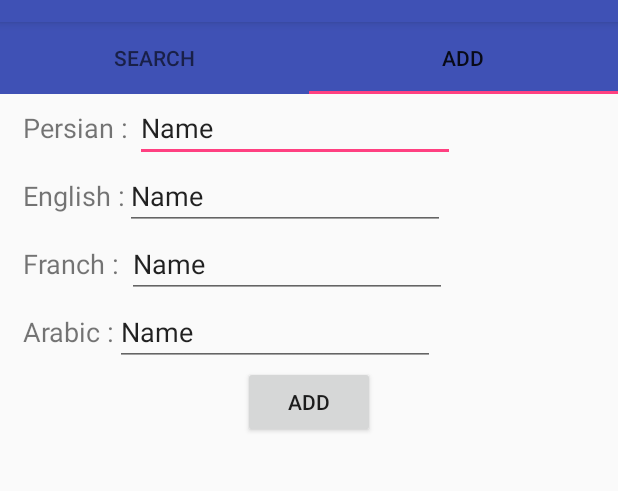
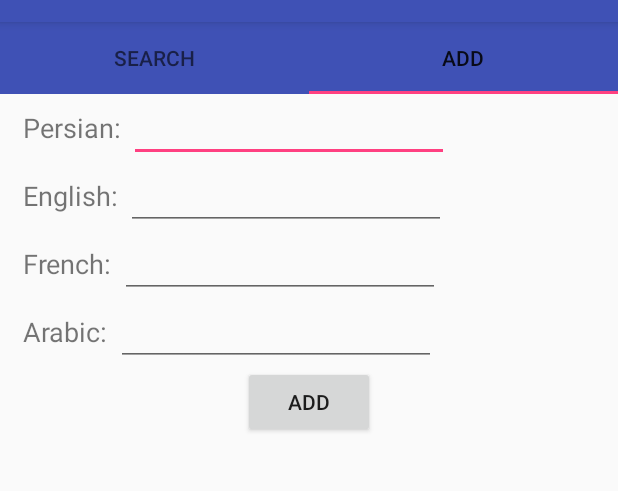
Before and after one commit to MasoudBNJ/android-dictionary-zm, an Android app: the screen it shows after launch (MainActivity), tab 2 chosen, on a phone screen of 412 x 824 dp, the part 62-553 px from its top. Run offline under Robolectric (Android 15) with nearby library versions, the phone set to English and light mode, and no system bars.

Commit message:
add recyclerview and word class

```diff
--- a/app/src/main/java/org/maktab/masoudbn/dictionary/SearchFragment.java
+++ b/app/src/main/java/org/maktab/masoudbn/dictionary/SearchFragment.java
@@ -3,6 +3,7 @@ package org.maktab.masoudbn.dictionary;
 
 import android.os.Bundle;
 import android.support.v4.app.Fragment;
+import android.support.v4.app.FragmentManager;
 import android.support.v7.widget.RecyclerView;
 import android.view.LayoutInflater;
 import android.view.View;
@@ -14,7 +15,7 @@ import android.view.ViewGroup;
  */
 public class SearchFragment extends Fragment {
         private RecyclerView recyclerView;
-
+    FragmentManager fragmentManager;
     public SearchFragment() {
         // Required empty public constructor
     }
@@ -25,10 +26,11 @@ public class SearchFragment extends Fragment {
                              Bundle savedInstanceState) {
         // Inflate the layout for this fragment
         View view = inflater.inflate(R.layout.fragment_search, container, false);
-        recyclerView = (RecyclerView) view.findViewById(R.id.my_recycler_view);
-
-
-
+        fragmentManager = getFragmentManager();
+        WordsListFragment wordsListFragment = new WordsListFragment();
+        fragmentManager.beginTransaction()
+                .replace(R.id.frame_layout_words_container, wordsListFragment)
+                .commit();
         return view;
     }
 
--- /dev/null
+++ b/app/src/main/java/org/maktab/masoudbn/dictionary/WordsListFragment.java
@@ -0,0 +1,106 @@
+package org.maktab.masoudbn.dictionary;
+
+
+import android.os.Bundle;
+import android.support.v4.app.Fragment;
+import android.support.v7.widget.LinearLayoutManager;
+import android.support.v7.widget.RecyclerView;
+import android.view.LayoutInflater;
+import android.view.View;
+import android.view.ViewGroup;
+import android.widget.TextView;
+
+import java.util.List;
+
+
+/**
+ * A simple {@link Fragment} subclass.
+ */
+public class WordsListFragment extends Fragment {
+
+    RecyclerView recyclerViewWordsList;
+    WordAdapter wordAdapter;
+    public WordsListFragment() {
+        // Required empty public constructor
+    }
+
+    public class WordHolder extends RecyclerView.ViewHolder {
+        private Word word;
+        TextView tvWord;
+        TextView tvMeaning;
+
+        public WordHolder(View itemView) {
+            super(itemView);
+            tvWord = (TextView) itemView.findViewById(R.id.tv_word);
+            tvMeaning = (TextView) itemView.findViewById(R.id.tv_meaning);
+        }
+
+        public void setUI(Word word)
+        {
+            this.word = word;
+            tvWord.setText(word.getEnglish());
+            tvMeaning.setText(word.getPersian());
+        }
+    }
+
+    public class WordAdapter extends RecyclerView.Adapter<WordHolder> {
+        List<Word> words;
+        public WordAdapter(List<Word> words)
+        {
+            this.words = words;
+        }
+
+        public void setWords(List<Word> words)
+        {
+            this.words = words;
+        }
+
+        @Override
+        public WordHolder onCreateViewHolder(ViewGroup parent, int viewType) {
+            LayoutInflater inflater = getActivity().getLayoutInflater();
+            View view = inflater.inflate(R.layout.words_list_item, parent, false);
+
+            WordHolder wordHolder = new WordHolder(view);
+            return wordHolder;
+        }
+
+        @Override
+        public void onBindViewHolder(WordHolder holder, int position) {
+            Word word = words.get(position);
+            holder.setUI(word);
+        }
+
+        @Override
+        public int getItemCount() {
+            return words.size();
+        }
+    }
+
+    @Override
+    public View onCreateView(LayoutInflater inflater, ViewGroup container,
+                             Bundle savedInstanceState) {
+        // Inflate the layout for this fragment
+        View view = inflater.inflate(R.layout.fragment_words_list, container, false);
+        recyclerViewWordsList = (RecyclerView) view.findViewById(R.id.recycler_view_words_list);
+
+        recyclerViewWordsList.setLayoutManager(new LinearLayoutManager(getActivity()));
+
+
+        return view;
+    }
+
+    private void updateUI()
+    {
+        List<Word> words = new WordRepository(getActivity()).getWords();
+
+        if(wordAdapter == null) {
+            wordAdapter = new WordAdapter(words);
+            recyclerViewWordsList.setAdapter(wordAdapter);
+        } else {
+            wordAdapter.setWords(words);
+            wordAdapter.notifyDataSetChanged();
+        }
+
+    }
+
+}
--- /dev/null
+++ b/app/src/main/res/drawable/item_background.xml
@@ -0,0 +1,4 @@
+<?xml version="1.0" encoding="utf-8"?>
+<shape xmlns:android="http://schemas.android.com/apk/res/android" android:shape="rectangle">
+<solid android:color="@color/colorWhite"></solid>
+</shape>
--- a/app/src/main/res/layout/fragment_add.xml
+++ b/app/src/main/res/layout/fragment_add.xml
@@ -21,19 +21,22 @@
                 android:layout_width="wrap_content"
                 android:layout_height="wrap_content"
                 android:layout_marginLeft="15dp"
+                android:layout_marginStart="15dp"
                 android:layout_weight="1"
-                android:text="Persian : "
+                android:text="@string/persian"
                 android:textSize="18sp" />
 
             <EditText
                 android:id="@+id/ed_persian_word"
-                android:layout_width="wrap_content"
+                android:layout_width="match_parent"
                 android:layout_height="wrap_content"
+                android:layout_marginEnd="10dp"
+                android:layout_marginLeft="5dp"
                 android:layout_marginRight="10dp"
-                android:layout_weight="1"
+                android:layout_marginStart="5dp"
+                android:layout_weight="2"
                 android:ems="10"
-                android:inputType="textPersonName"
-                android:text="@string/name" />
+                android:inputType="textPersonName" />
         </LinearLayout>
 
         <LinearLayout
@@ -45,19 +48,22 @@
                 android:layout_width="wrap_content"
                 android:layout_height="wrap_content"
                 android:layout_marginLeft="15dp"
+                android:layout_marginStart="15dp"
                 android:layout_weight="1"
                 android:text="@string/english"
                 android:textSize="18sp" />
 
             <EditText
                 android:id="@+id/ed_english_word"
-                android:layout_width="wrap_content"
+                android:layout_width="match_parent"
                 android:layout_height="wrap_content"
+                android:layout_marginEnd="10dp"
+                android:layout_marginLeft="5dp"
                 android:layout_marginRight="10dp"
+                android:layout_marginStart="5dp"
                 android:layout_weight="1"
                 android:ems="10"
-                android:inputType="textPersonName"
-                android:text="Name" />
+                android:inputType="textPersonName" />
         </LinearLayout>
 
         <LinearLayout
@@ -69,20 +75,22 @@
                 android:layout_width="wrap_content"
                 android:layout_height="wrap_content"
                 android:layout_marginLeft="15dp"
+                android:layout_marginStart="15dp"
                 android:layout_weight="1"
-                android:text="Franch : "
-                android:textSize="18sp"
-                tools:ignore="HardcodedText" />
+                android:text="@string/french"
+                android:textSize="18sp" />
 
             <EditText
                 android:id="@+id/ed_french_word"
-                android:layout_width="wrap_content"
+                android:layout_width="match_parent"
                 android:layout_height="wrap_content"
+                android:layout_marginEnd="10dp"
+                android:layout_marginLeft="5dp"
                 android:layout_marginRight="10dp"
+                android:layout_marginStart="5dp"
                 android:layout_weight="1"
                 android:ems="10"
-                android:inputType="textPersonName"
-                android:text="Name" />
+                android:inputType="textPersonName" />
         </LinearLayout>
 
         <LinearLayout
@@ -94,19 +102,22 @@
                 android:layout_width="wrap_content"
                 android:layout_height="wrap_content"
                 android:layout_marginLeft="15dp"
+                android:layout_marginStart="15dp"
                 android:layout_weight="1"
                 android:text="@string/arabic"
                 android:textSize="18sp" />
 
             <EditText
                 android:id="@+id/ed_arabic_word"
-                android:layout_width="wrap_content"
+                android:layout_width="match_parent"
                 android:layout_height="wrap_content"
+                android:layout_marginEnd="10dp"
+                android:layout_marginLeft="5dp"
                 android:layout_marginRight="10dp"
+                android:layout_marginStart="5dp"
                 android:layout_weight="1"
                 android:ems="10"
-                android:inputType="textPersonName"
-                android:text="Name" />
+                android:inputType="textPersonName" />
 
         </LinearLayout>
 
--- a/app/src/main/res/layout/fragment_search.xml
+++ b/app/src/main/res/layout/fragment_search.xml
@@ -87,15 +87,11 @@
     </LinearLayout>
 
     <FrameLayout
-        android:id="@+id/frame_layout_container"
+        android:id="@+id/frame_layout_words_container"
         android:layout_width="match_parent"
         android:layout_height="0dp"
         android:layout_weight="6" >
 
-        <android.support.v7.widget.RecyclerView
-            android:id="@+id/my_recycler_view"
-            android:layout_width="match_parent"
-            android:layout_height="match_parent" />
     </FrameLayout>
 
 </LinearLayout>
--- a/app/src/main/res/values/colors.xml
+++ b/app/src/main/res/values/colors.xml
@@ -3,4 +3,7 @@
     <color name="colorPrimary">#3F51B5</color>
     <color name="colorPrimaryDark">#303F9F</color>
     <color name="colorAccent">#FF4081</color>
+
+    <color name="colorWhite">#FFFFFF</color>
+    <color name="colorRed">#f44336</color>
 </resources>
--- a/app/src/main/res/values/strings.xml
+++ b/app/src/main/res/values/strings.xml
@@ -3,8 +3,10 @@
 
     <!-- TODO: Remove or change this placeholder text -->
     <string name="hello_blank_fragment">Hello blank fragment</string>
-    <string name="arabic">Arabic :</string>
-    <string name="btnadd">ADD</string>
-    <string name="english">English :</string>
+    <string name="arabic">Arabic:</string>
+    <string name="english">English:</string>
+    <string name="french">French:</string>
+    <string name="persian">Persian:</string>
+    <string name="btnadd">Add</string>
     <string name="name">Name</string>
 </resources>
```
Also changed, not shown: app/src/main/java/org/maktab/masoudbn/dictionary/Word.java (added, +52 -0 lines), app/src/main/java/org/maktab/masoudbn/dictionary/WordRepository.java (added, +60 -0 lines), app/src/main/res/layout/fragment_words_list.xml (added, +9 -0 lines), app/src/main/res/layout/words_list_item.xml (added, +22 -0 lines).
